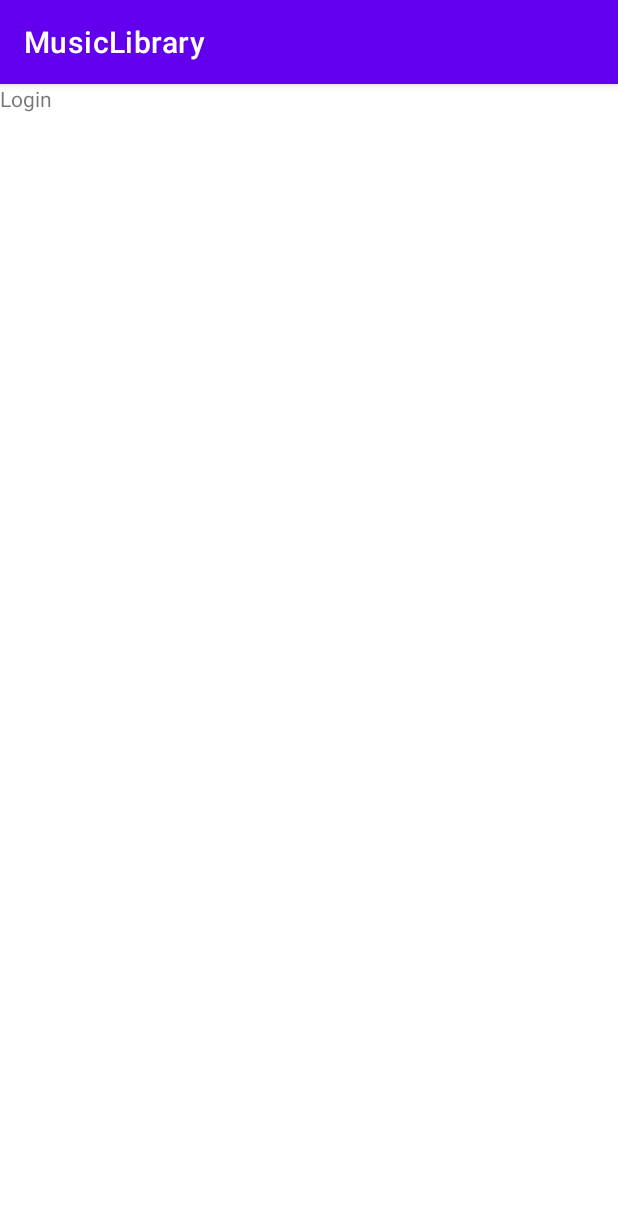
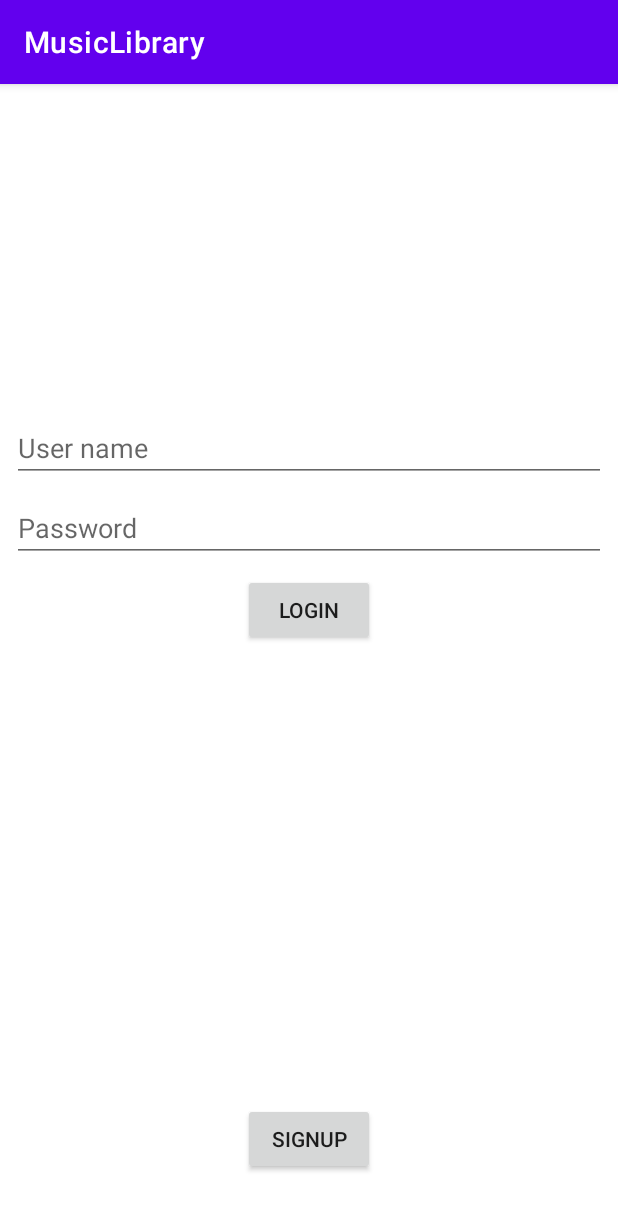
Before and after one commit to rahul-padmakumar/music_library, an Android app: the screen it shows after launch (MainActivity), on a phone screen of 412 x 824 dp. Shown: the top 1210 px of the screen. Run offline under Robolectric (Android 15) with nearby library versions, the phone set to English and light mode, and no system bars; our stand-ins replace Dagger/Hilt's generated code, Room's generated code.

Commit message:
develop: Complete login flow and add navigation to sign up.

```diff
--- a/app/build.gradle
+++ b/app/build.gradle
@@ -32,6 +32,9 @@ android {
     }
     kotlinOptions {
         jvmTarget = '1.8'
+    }
+    buildFeatures {
+        viewBinding true
     }
 }
 
--- a/app/src/main/java/com/example/musiclibrary/datastore/UserPreferences.kt
+++ b/app/src/main/java/com/example/musiclibrary/datastore/UserPreferences.kt
@@ -1,23 +1,24 @@
 package com.example.musiclibrary.datastore
 
 import android.content.Context
+import androidx.datastore.core.DataStore
 import kotlinx.coroutines.flow.Flow
 import kotlinx.coroutines.flow.map
 import androidx.datastore.preferences.core.Preferences
 import androidx.datastore.preferences.core.edit
 
-class UserPreferences {
+class UserPreferences{
 
     companion object{
 
-        suspend fun setUserID(context: Context, userId: Int){
-            context.dataStore.edit {
+        suspend fun setUserID(dataStore: DataStore<Preferences>, userId: Int){
+            dataStore.edit {
                 it[PreferenceKeys.LOGGED_IN_USER_ID] = userId
             }
         }
 
-        fun getUserId(context: Context): Flow<Int>{
-            return context.dataStore.data.map { preferences ->
+        fun getUserId(dataStore: DataStore<Preferences>): Flow<Int>{
+            return dataStore.data.map { preferences ->
                 preferences[PreferenceKeys.LOGGED_IN_USER_ID] ?: 0
             }
         }
--- a/app/src/main/java/com/example/musiclibrary/di/ApplicationModule.kt
+++ b/app/src/main/java/com/example/musiclibrary/di/ApplicationModule.kt
@@ -1,8 +1,11 @@
 package com.example.musiclibrary.di
 
 import android.content.Context
+import androidx.datastore.core.DataStore
+import androidx.datastore.preferences.core.Preferences
 import androidx.room.Room
 import com.example.musiclibrary.datasource.db.MusicLibraryDatabase
+import com.example.musiclibrary.datastore.dataStore
 import dagger.Module
 import dagger.Provides
 import javax.inject.Singleton
@@ -19,4 +22,10 @@ class ApplicationModule {
             "MusicLibraryDatabase"
         ).build()
     }
+
+    @Singleton
+    @Provides
+    fun dataStoreProvider(applicationContext: Context): DataStore<Preferences>{
+        return applicationContext.dataStore
+    }
 }
--- a/app/src/main/java/com/example/musiclibrary/di/LoginModule.kt
+++ b/app/src/main/java/com/example/musiclibrary/di/LoginModule.kt
@@ -1,5 +1,7 @@
 package com.example.musiclibrary.di
 
+import androidx.datastore.core.DataStore
+import androidx.datastore.preferences.core.Preferences
 import androidx.lifecycle.ViewModel
 import com.example.musiclibrary.datasource.db.entities.Address
 import com.example.musiclibrary.di.scope.ViewModelKey
@@ -16,7 +18,7 @@ class LoginModule {
     @Provides
     @IntoMap
     @ViewModelKey(LoginViewModel::class)
-    fun loginViewModelProvider(authenticationRepo: AuthenticationRepo): ViewModel {
-        return LoginViewModel(authenticationRepo)
+    fun loginViewModelProvider(authenticationRepo: AuthenticationRepo, dataStore: DataStore<Preferences>): ViewModel {
+        return LoginViewModel(authenticationRepo, dataStore)
     }
 }
--- a/app/src/main/java/com/example/musiclibrary/ui/authentication/LoginFragment.kt
+++ b/app/src/main/java/com/example/musiclibrary/ui/authentication/LoginFragment.kt
@@ -10,11 +10,11 @@ import androidx.fragment.app.Fragment
 import androidx.lifecycle.SavedStateHandle
 import androidx.lifecycle.ViewModelProvider
 import androidx.navigation.Navigation
+import androidx.navigation.fragment.findNavController
 import com.example.musiclibrary.MusicLibraryApplication
 import com.example.musiclibrary.R
-import com.example.musiclibrary.di.MusicLibraryViewModelFactory
+import com.example.musiclibrary.databinding.FragmentLoginBinding
 import com.example.musiclibrary.models.Resource
-import com.example.musiclibrary.models.UserModel
 import javax.inject.Inject
 
 /**
@@ -26,6 +26,8 @@ class LoginFragment : Fragment() {
 
     @Inject
     lateinit var musicLibraryViewModelFactory: ViewModelProvider.Factory
+
+    private var binding: FragmentLoginBinding? = null
 
     private val loginViewModel by lazy {
         ViewModelProvider(this, musicLibraryViewModelFactory).get(LoginViewModel::class.java)
@@ -47,7 +49,8 @@ class LoginFragment : Fragment() {
         savedInstanceState: Bundle?
     ): View? {
         // Inflate the layout for this fragment
-        return inflater.inflate(R.layout.fragment_login, container, false)
+        binding = FragmentLoginBinding.inflate(inflater, container, false)
+        return binding?.root
     }
 
     override fun onViewCreated(view: View, savedInstanceState: Bundle?) {
@@ -61,14 +64,35 @@ class LoginFragment : Fragment() {
             viewLifecycleOwner,
             {
                 when(it){
-                    is Resource.Success -> Toast.makeText(requireContext(), "Success", Toast.LENGTH_SHORT).show()
+                    is Resource.Success -> {
+                        savedStateHandle?.set(IS_USER_SIGNED_IN, true)
+                        findNavController().popBackStack()
+                    }
                     is Resource.Failure -> Toast.makeText(requireContext(), it.errorMessage, Toast.LENGTH_SHORT).show()
                     is Resource.Progress -> Toast.makeText(requireContext(), "Progressing", Toast.LENGTH_SHORT).show()
                 }
             }
         )
 
-        loginViewModel.validateAndLogin("rahul", null)
+        binding?.run {
+            btnLogin.setOnClickListener {
+                loginViewModel.validateAndLogin(
+                    txtUserName.text.toString(),
+                    txtPassword.text.toString()
+                )
+            }
+
+            btnSignup.setOnClickListener {
+                findNavController().navigate(
+                    LoginFragmentDirections.actionLoginFragmentToSignUpFragment(txtUserName.text.toString())
+                )
+            }
+        }
+    }
+
+    override fun onDestroyView() {
+        super.onDestroyView()
+        binding = null
     }
 
     companion object {
--- a/app/src/main/java/com/example/musiclibrary/ui/authentication/LoginViewModel.kt
+++ b/app/src/main/java/com/example/musiclibrary/ui/authentication/LoginViewModel.kt
@@ -1,15 +1,19 @@
 package com.example.musiclibrary.ui.authentication
 
+import androidx.datastore.core.DataStore
+import androidx.datastore.preferences.core.Preferences
 import androidx.lifecycle.MutableLiveData
 import androidx.lifecycle.ViewModel
 import androidx.lifecycle.viewModelScope
+import com.example.musiclibrary.datastore.UserPreferences
 import com.example.musiclibrary.models.Resource
 import com.example.musiclibrary.models.UserModel
 import com.example.musiclibrary.repos.AuthenticationRepo
 import kotlinx.coroutines.launch
 import javax.inject.Inject
 
-class LoginViewModel(private val authenticationRepo: AuthenticationRepo): ViewModel(){
+class LoginViewModel(private val authenticationRepo: AuthenticationRepo,
+                     private val dataStore: DataStore<Preferences>): ViewModel(){
 
     val loginResponseLiveData = MutableLiveData<Resource<UserModel>>()
 
@@ -28,6 +32,7 @@ class LoginViewModel(private val authenticationRepo: AuthenticationRepo): ViewMo
             if(userModel == null){
                 loginResponseLiveData.postValue(Resource.Failure(errorMessage = "User not found"))
             } else {
+                UserPreferences.setUserID(dataStore, userModel.id)
                 loginResponseLiveData.postValue(Resource.Success(userModel))
             }
         }
--- a/app/src/main/java/com/example/musiclibrary/ui/authentication/SignUpFragment.kt
+++ b/app/src/main/java/com/example/musiclibrary/ui/authentication/SignUpFragment.kt
@@ -1,12 +1,14 @@
 package com.example.musiclibrary.ui.authentication
 
 import android.os.Bundle
-import androidx.fragment.app.Fragment
+import android.util.Log
 import android.view.LayoutInflater
 import android.view.View
 import android.view.ViewGroup
+import androidx.fragment.app.Fragment
 import androidx.lifecycle.SavedStateHandle
 import androidx.navigation.Navigation
+import androidx.navigation.fragment.navArgs
 import com.example.musiclibrary.R
 
 
@@ -18,12 +20,16 @@ import com.example.musiclibrary.R
 class SignUpFragment : Fragment() {
 
     private var savedStateHandle: SavedStateHandle? = null
+    private var userName: String? = null
+
+    private val args: SignUpFragmentArgs by navArgs()
 
     override fun onCreateView(
         inflater: LayoutInflater, container: ViewGroup?,
         savedInstanceState: Bundle?
     ): View? {
         // Inflate the layout for this fragment
+        userName = args.argsUserName
         return inflater.inflate(R.layout.fragment_sign_up, container, false)
     }
 
@@ -33,6 +39,8 @@ class SignUpFragment : Fragment() {
         savedStateHandle = Navigation.findNavController(requireActivity(), R.id.fcv_music_library)
             .previousBackStackEntry?.savedStateHandle
         savedStateHandle?.set(LoginFragment.IS_USER_SIGNED_IN, false)
+
+        Log.d("Rahul", "User name is $userName")
     }
 
     companion object {
--- a/app/src/main/java/com/example/musiclibrary/ui/dashboard/DashboardFragment.kt
+++ b/app/src/main/java/com/example/musiclibrary/ui/dashboard/DashboardFragment.kt
@@ -13,6 +13,7 @@ import androidx.navigation.fragment.findNavController
 import com.example.musiclibrary.MusicLibraryApplication
 import com.example.musiclibrary.R
 import com.example.musiclibrary.datastore.UserPreferences
+import com.example.musiclibrary.datastore.dataStore
 import com.example.musiclibrary.di.AppComponent
 import com.example.musiclibrary.models.UserModel
 import com.example.musiclibrary.ui.authentication.LoginFragment
@@ -68,7 +69,7 @@ class DashboardFragment : Fragment() {
         super.onViewCreated(view, savedInstanceState)
 
         if(savedInstanceState == null) {
-            UserPreferences.getUserId(requireContext()).asLiveData().observe(
+            UserPreferences.getUserId(requireContext().dataStore).asLiveData().observe(
                 viewLifecycleOwner,
                 {
                     if (it == 0) {
--- a/app/src/main/res/layout/fragment_login.xml
+++ b/app/src/main/res/layout/fragment_login.xml
@@ -1,13 +1,52 @@
 <?xml version="1.0" encoding="utf-8"?>
-<FrameLayout xmlns:android="http://schemas.android.com/apk/res/android"
+<androidx.constraintlayout.widget.ConstraintLayout xmlns:android="http://schemas.android.com/apk/res/android"
     xmlns:tools="http://schemas.android.com/tools"
     android:layout_width="match_parent"
     android:layout_height="match_parent"
-    tools:context=".ui.authentication.LoginFragment">
+    xmlns:app="http://schemas.android.com/apk/res-auto"
+    tools:context=".ui.authentication.LoginFragment"
+    android:padding="8dp">
 
-    <TextView
+    <androidx.appcompat.widget.AppCompatEditText
+        android:id="@+id/txt_user_name"
         android:layout_width="match_parent"
-        android:layout_height="match_parent"
-        android:text="Login" />
+        android:layout_height="wrap_content"
+        app:layout_constraintStart_toStartOf="parent"
+        app:layout_constraintEnd_toEndOf="parent"
+        app:layout_constraintTop_toTopOf="parent"
+        app:layout_constraintBottom_toBottomOf="parent"
+        android:hint="@string/hint_user_name"
+        app:layout_constraintVertical_bias="0.3"/>
 
-</FrameLayout>
+    <androidx.appcompat.widget.AppCompatEditText
+        android:id="@+id/txt_password"
+        android:layout_width="match_parent"
+        android:layout_height="wrap_content"
+        app:layout_constraintStart_toStartOf="parent"
+        app:layout_constraintEnd_toEndOf="parent"
+        app:layout_constraintTop_toBottomOf="@id/txt_user_name"
+        android:layout_marginTop="8dp"
+        android:hint="@string/hint_password"/>
+
+    <androidx.appcompat.widget.AppCompatButton
+        android:id="@+id/btn_login"
+        android:layout_width="wrap_content"
+        android:layout_height="48dp"
+        app:layout_constraintStart_toStartOf="parent"
+        app:layout_constraintEnd_toEndOf="parent"
+        app:layout_constraintTop_toBottomOf="@id/txt_password"
+        android:layout_marginTop="8dp"
+        android:text="@string/label_btn_login"/>
+
+    <androidx.appcompat.widget.AppCompatButton
+        android:id="@+id/btn_signup"
+        android:layout_width="wrap_content"
+        android:layout_height="48dp"
+        app:layout_constraintStart_toStartOf="parent"
+        app:layout_constraintEnd_toEndOf="parent"
+        app:layout_constraintBottom_toBottomOf="parent"
+        app:layout_constraintTop_toBottomOf="@id/btn_login"
+        android:layout_marginTop="8dp"
+        android:text="@string/label_btn_signup"
+        app:layout_constraintVertical_bias=".9"/>
+</androidx.constraintlayout.widget.ConstraintLayout>
--- a/app/src/main/res/navigation/music_library_navigation.xml
+++ b/app/src/main/res/navigation/music_library_navigation.xml
@@ -29,7 +29,13 @@
         android:id="@+id/signUpFragment"
         android:name="com.example.musiclibrary.ui.authentication.SignUpFragment"
         android:label="fragment_sign_up"
-        tools:layout="@layout/fragment_sign_up" />
+        tools:layout="@layout/fragment_sign_up">
+        <argument
+            android:name="args_user_name"
+            app:argType="string"
+            app:nullable="true"
+            android:defaultValue="@null"/>
+    </fragment>
     <fragment
         android:id="@+id/playlistDetailFragment"
         android:name="com.example.musiclibrary.ui.playlist.PlaylistDetailFragment"
--- a/app/src/main/res/values/strings.xml
+++ b/app/src/main/res/values/strings.xml
@@ -1,3 +1,7 @@
 <resources>
     <string name="app_name">MusicLibrary</string>
+    <string name="hint_user_name">User name</string>
+    <string name="hint_password">Password</string>
+    <string name="label_btn_login">Login</string>
+    <string name="label_btn_signup">Signup</string>
 </resources>
```
